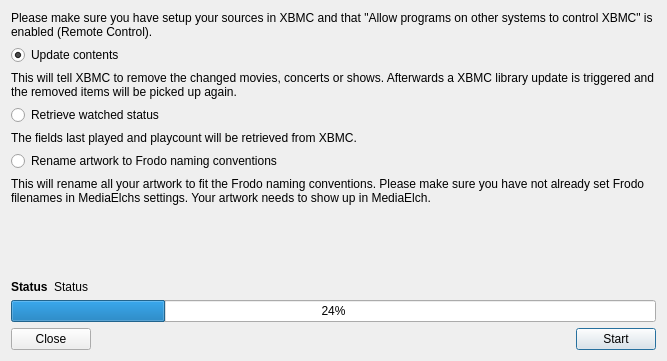
The window that xbmc/XbmcSync.ui (Komet/MediaElch) describes before a commit, drawn with Qt 5.
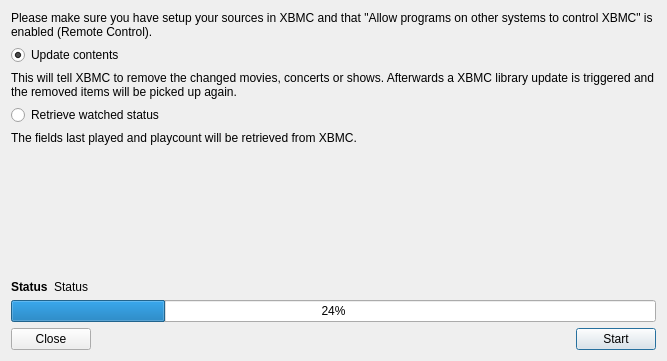
The same window after the commit.

Commit message: Fixes #672 Remove XBMC Sync

Patch:
```diff
--- a/xbmc/XbmcSync.ui
+++ b/xbmc/XbmcSync.ui
@@ -67,23 +67,6 @@
      </property>
     </widget>
    </item>
-   <item>
-    <widget class="QRadioButton" name="radioRenameArtwork">
-     <property name="text">
-      <string>Rename artwork to Frodo naming conventions</string>
-     </property>
-    </widget>
-   </item>
-   <item>
-    <widget class="QLabel" name="labelRenameArtwork">
-     <property name="text">
-      <string>This will rename all your artwork to fit the Frodo naming conventions. Please make sure you have not already set Frodo filenames in MediaElchs settings. Your artwork needs to show up in MediaElch.</string>
-     </property>
-     <property name="wordWrap">
-      <bool>true</bool>
-     </property>
-    </widget>
-   </item>
    <item>
     <spacer name="verticalSpacer">
      <property name="orientation">
```
The commit also changes 13 other files.
